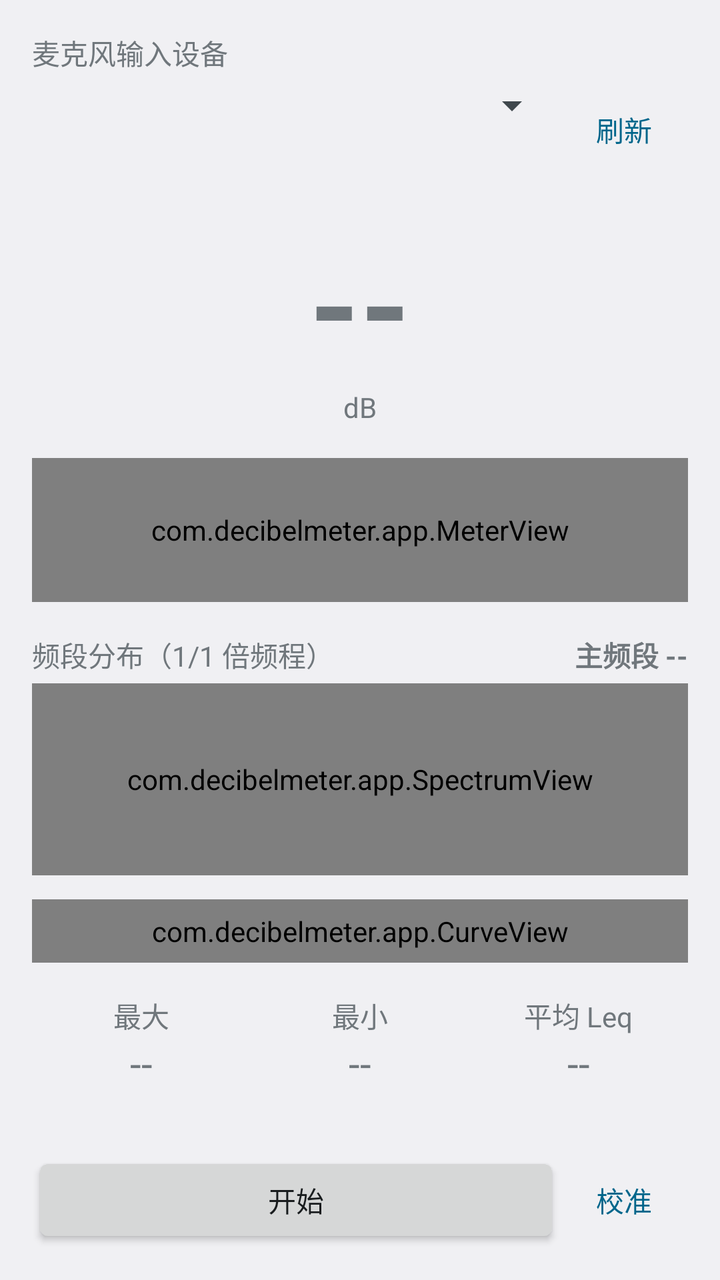
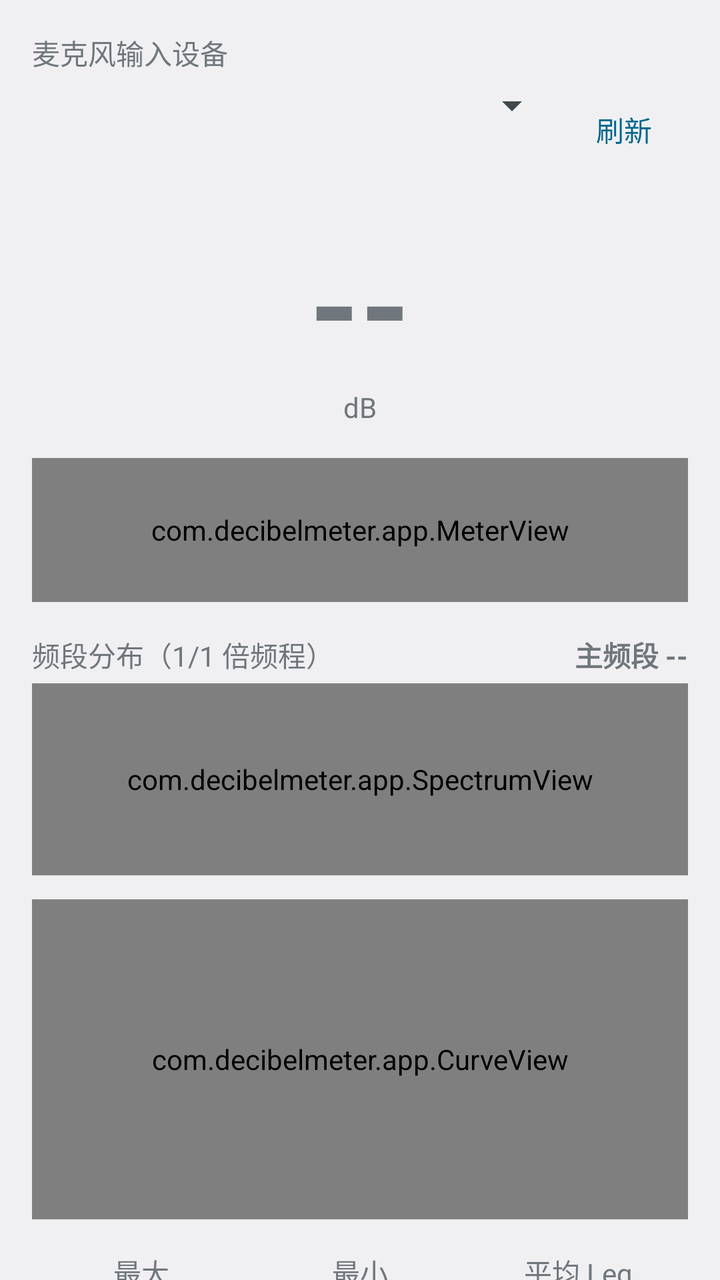

Two renders of the same Android screen: before a commit and after it. Below are the layout's source before the change and the commit's diff.
<!-- AndroidManifest.xml: application theme AppTheme -->
<!-- res/layout/activity_main.xml -->
<?xml version="1.0" encoding="utf-8"?>
<LinearLayout xmlns:android="http://schemas.android.com/apk/res/android"
    android:layout_width="match_parent"
    android:layout_height="match_parent"
    android:orientation="vertical"
    android:padding="16dp">

    <TextView
        android:layout_width="wrap_content"
        android:layout_height="wrap_content"
        android:text="@string/device_label"
        android:textAppearance="?android:attr/textAppearanceSmall" />

    <LinearLayout
        android:layout_width="match_parent"
        android:layout_height="wrap_content"
        android:layout_marginTop="4dp"
        android:orientation="horizontal">

        <Spinner
            android:id="@+id/spinner_device"
            android:layout_width="0dp"
            android:layout_height="wrap_content"
            android:layout_weight="1" />

        <Button
            android:id="@+id/btn_refresh"
            style="?android:attr/buttonBarButtonStyle"
            android:layout_width="wrap_content"
            android:layout_height="wrap_content"
            android:text="@string/refresh" />
    </LinearLayout>

    <TextView
        android:id="@+id/tv_value"
        android:layout_width="match_parent"
        android:layout_height="wrap_content"
        android:layout_marginTop="20dp"
        android:gravity="center"
        android:text="@string/stat_placeholder"
        android:textSize="64sp"
        android:textStyle="bold" />

    <TextView
        android:layout_width="match_parent"
        android:layout_height="wrap_content"
        android:gravity="center"
        android:text="@string/db_unit"
        android:textAppearance="?android:attr/textAppearanceSmall" />

    <com.decibelmeter.app.MeterView
        android:id="@+id/meter"
        android:layout_width="match_parent"
        android:layout_height="72dp"
        android:layout_marginTop="16dp" />

    <LinearLayout
        android:layout_width="match_parent"
        android:layout_height="wrap_content"
        android:layout_marginTop="16dp"
        android:orientation="horizontal">

        <TextView
            android:layout_width="0dp"
            android:layout_height="wrap_content"
            android:layout_weight="1"
            android:text="@string/spectrum_label"
            android:textAppearance="?android:attr/textAppearanceSmall" />

        <TextView
            android:id="@+id/tv_peak_band"
            android:layout_width="wrap_content"
            android:layout_height="wrap_content"
            android:text="@string/peak_band_none"
            android:textAppearance="?android:attr/textAppearanceSmall"
            android:textStyle="bold" />
    </LinearLayout>

    <com.decibelmeter.app.SpectrumView
        android:id="@+id/spectrum"
        android:layout_width="match_parent"
        android:layout_height="96dp"
        android:layout_marginTop="4dp" />

    <com.decibelmeter.app.CurveView
        android:id="@+id/curve"
        android:layout_width="match_parent"
        android:layout_height="0dp"
        android:layout_weight="1"
        android:layout_marginTop="12dp"
        android:minHeight="140dp" />

    <LinearLayout
        android:layout_width="match_parent"
        android:layout_height="wrap_content"
        android:layout_marginTop="16dp"
        android:orientation="horizontal">

        <LinearLayout
            android:layout_width="0dp"
            android:layout_height="wrap_content"
            android:layout_weight="1"
            android:gravity="center"
            android:orientation="vertical">

            <TextView
                android:layout_width="wrap_content"
                android:layout_height="wrap_content"
                android:text="@string/stat_max"
                android:textAppearance="?android:attr/textAppearanceSmall" />

            <TextView
                android:id="@+id/tv_max"
                android:layout_width="wrap_content"
                android:layout_height="wrap_content"
                android:text="@string/stat_placeholder"
                android:textSize="20sp" />
        </LinearLayout>

        <LinearLayout
            android:layout_width="0dp"
            android:layout_height="wrap_content"
            android:layout_weight="1"
            android:gravity="center"
            android:orientation="vertical">

            <TextView
                android:layout_width="wrap_content"
                android:layout_height="wrap_content"
                android:text="@string/stat_min"
                android:textAppearance="?android:attr/textAppearanceSmall" />

            <TextView
                android:id="@+id/tv_min"
                android:layout_width="wrap_content"
                android:layout_height="wrap_content"
                android:text="@string/stat_placeholder"
                android:textSize="20sp" />
        </LinearLayout>

        <LinearLayout
            android:layout_width="0dp"
            android:layout_height="wrap_content"
            android:layout_weight="1"
            android:gravity="center"
            android:orientation="vertical">

            <TextView
                android:layout_width="wrap_content"
                android:layout_height="wrap_content"
                android:text="@string/stat_leq"
                android:textAppearance="?android:attr/textAppearanceSmall" />

            <TextView
                android:id="@+id/tv_leq"
                android:layout_width="wrap_content"
                android:layout_height="wrap_content"
                android:text="@string/stat_placeholder"
                android:textSize="20sp" />
        </LinearLayout>
    </LinearLayout>

    <TextView
        android:id="@+id/tv_info"
        android:layout_width="match_parent"
        android:layout_height="wrap_content"
        android:layout_marginTop="12dp"
        android:gravity="center_horizontal"
        android:textAppearance="?android:attr/textAppearanceSmall" />

    <LinearLayout
        android:layout_width="match_parent"
        android:layout_height="wrap_content"
        android:orientation="horizontal">

        <Button
            android:id="@+id/btn_toggle"
            android:layout_width="0dp"
            android:layout_height="wrap_content"
            android:layout_weight="1"
            android:text="@string/start" />

        <Button
            android:id="@+id/btn_calibrate"
            style="?android:attr/buttonBarButtonStyle"
            android:layout_width="wrap_content"
            android:layout_height="wrap_content"
            android:text="@string/calibrate" />
    </LinearLayout>
</LinearLayout>
<!-- resources referenced by this layout -->
<resources>
  <string name="calibrate">校准</string>
  <string name="db_unit">dB</string>
  <string name="device_label">麦克风输入设备</string>
  <string name="peak_band_none">主频段 --</string>
  <string name="refresh">刷新</string>
  <string name="spectrum_label">频段分布（1/1 倍频程）</string>
  <string name="start">开始</string>
  <string name="stat_leq">平均 Leq</string>
  <string name="stat_max">最大</string>
  <string name="stat_min">最小</string>
  <string name="stat_placeholder" translatable="false">--</string>
  <style name="AppTheme" parent="@android:style/Theme.DeviceDefault.Light.DarkActionBar" />
</resources>

<!-- the commit's change to res/layout/activity_main.xml (unified diff, before → after) -->
@@ -1,9 +1,14 @@
 <?xml version="1.0" encoding="utf-8"?>
-<LinearLayout xmlns:android="http://schemas.android.com/apk/res/android"
+<androidx.core.widget.NestedScrollView xmlns:android="http://schemas.android.com/apk/res/android"
     android:layout_width="match_parent"
     android:layout_height="match_parent"
-    android:orientation="vertical"
-    android:padding="16dp">
+    android:fillViewport="true">
+
+    <LinearLayout
+        android:layout_width="match_parent"
+        android:layout_height="wrap_content"
+        android:orientation="vertical"
+        android:padding="@dimen/screen_padding">
 
     <TextView
         android:layout_width="wrap_content"
@@ -38,7 +43,7 @@
         android:layout_marginTop="20dp"
         android:gravity="center"
         android:text="@string/stat_placeholder"
-        android:textSize="64sp"
+        android:textSize="@dimen/value_text_size"
         android:textStyle="bold" />
 
     <TextView
@@ -51,7 +56,7 @@
     <com.decibelmeter.app.MeterView
         android:id="@+id/meter"
         android:layout_width="match_parent"
-        android:layout_height="72dp"
+        android:layout_height="@dimen/meter_height"
         android:layout_marginTop="16dp" />
 
     <LinearLayout
@@ -79,16 +84,14 @@
     <com.decibelmeter.app.SpectrumView
         android:id="@+id/spectrum"
         android:layout_width="match_parent"
-        android:layout_height="96dp"
+        android:layout_height="@dimen/spectrum_height"
         android:layout_marginTop="4dp" />
 
     <com.decibelmeter.app.CurveView
         android:id="@+id/curve"
         android:layout_width="match_parent"
-        android:layout_height="0dp"
-        android:layout_weight="1"
-        android:layout_marginTop="12dp"
-        android:minHeight="140dp" />
+        android:layout_height="@dimen/curve_height"
+        android:layout_marginTop="12dp" />
 
     <LinearLayout
         android:layout_width="match_parent"
@@ -187,4 +190,5 @@
             android:layout_height="wrap_content"
             android:text="@string/calibrate" />
     </LinearLayout>
-</LinearLayout>
+    </LinearLayout>
+</androidx.core.widget.NestedScrollView>
<!-- resource entries referenced after the edit -->
@@ -1,5 +1,10 @@
 <!-- resources referenced by this layout -->
 <resources>
+  <dimen name="curve_height">160dp</dimen>
+  <dimen name="meter_height">72dp</dimen>
+  <dimen name="screen_padding">16dp</dimen>
+  <dimen name="spectrum_height">96dp</dimen>
+  <dimen name="value_text_size">64sp</dimen>
   <string name="calibrate">校准</string>
   <string name="db_unit">dB</string>
   <string name="device_label">麦克风输入设备</string>
